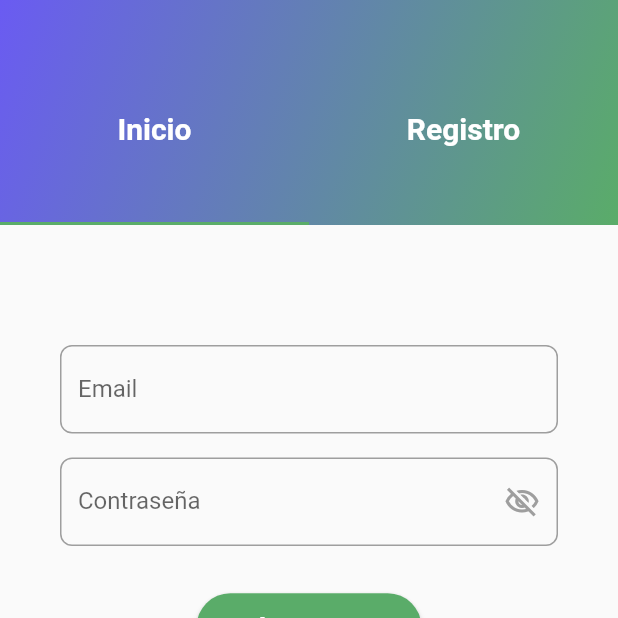
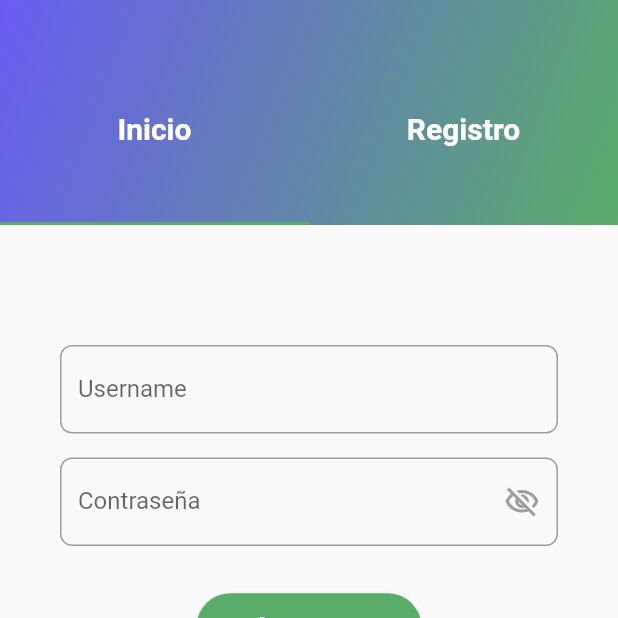
Before and after one commit to SantiagoGaonaC/RecipeDiary, a Flutter app: the screen it shows after launch, on a phone screen of 412 x 824 dp, the top half of it. Run offline on Flutter 3.47's test engine with Material 2 defaults, Android fonts, the phone set to English and light mode, and no system bars; our stand-ins replace shared_preferences.

Commit message:
Implementacion usernames, limite de caracteres, y logout

```diff
--- a/frontend/lib/main.dart
+++ b/frontend/lib/main.dart
@@ -6,6 +6,21 @@ import 'shared_preferences.dart';
 void main() => runApp(MyApp());
 
 void _logout(BuildContext context) async {
+  String? token = await MySharedPreferences.getToken();
+  print(token);
+  final url = Uri.parse('http://recipediary.bucaramanga.upb.edu.co/api/logout');
+  final headers = {'Authorization': 'Bearer ${token}'};
+  print(headers);
+
+  final response = await http.post(
+    url,
+    headers: headers,
+  );
+
+  if (response.statusCode == 200) {
+    // Si el servidor retornó 200 OK
+    // Navigate to the login page
+    print('Successfully logged out');
     await MySharedPreferences.clearToken();
     Navigator.pushReplacement(
       context,
@@ -13,6 +28,11 @@ void _logout(BuildContext context) async {
         builder: (context) => MyHomePage(title: 'Recipe Diary'),
       ),
     );
+  } else {
+    // De lo contrario, throw exception
+    // Mostrar snackbar con mensaje de error
+    print("Error en cerrar la sesión");
+  }
 }
 
 class MyApp extends StatelessWidget {
@@ -48,9 +68,9 @@ class _MyHomePageState extends State<MyHomePage>
 
   bool _passwordVisible = false;
 
-  TextEditingController _emailLoginController = TextEditingController();
+  TextEditingController _usernameLoginController = TextEditingController();
   TextEditingController _passwordLoginController = TextEditingController();
-  TextEditingController _emailSignupController = TextEditingController();
+  TextEditingController _usernameSignupController = TextEditingController();
   TextEditingController _passwordSignupController = TextEditingController();
   TextEditingController _nameSignupController = TextEditingController();
   TextEditingController _lastNameSignupController = TextEditingController();
@@ -70,17 +90,17 @@ class _MyHomePageState extends State<MyHomePage>
   void _login() async {
     if (_loginFormKey.currentState!.validate()) {
       // Si ambos campos se han llenado, hacer el login
-      print('Email: ${_emailLoginController.text}');
+      print('Username: ${_usernameLoginController.text}');
       print('Contraseña: ${_passwordLoginController.text}');
 
-      final email = _emailLoginController.text;
+      final username = _usernameLoginController.text;
       final password = _passwordLoginController.text;
 
       final url =
           Uri.parse('http://recipediary.bucaramanga.upb.edu.co/api/login');
       final headers = {'Content-Type': 'application/json'};
       final body = json.encode({
-        'username': email,
+        'username': username,
         'password': password,
       });
 
@@ -94,6 +114,8 @@ class _MyHomePageState extends State<MyHomePage>
         // Si el servidor retornó 200 OK
         final jsonResponse = jsonDecode(response.body);
         MySharedPreferences.saveToken(jsonResponse["token"]);
+        String? tk = await MySharedPreferences.getToken();
+        print('token ${tk}');
         setState(() {
           if (MySharedPreferences.getToken() != "") {
             // Navigate to the homepage
@@ -124,19 +146,19 @@ class _MyHomePageState extends State<MyHomePage>
       // Realizar el registro
       print('Name: ${_nameSignupController.text}');
       print('Last Name: ${_lastNameSignupController.text}');
-      print('Email: ${_emailSignupController.text}');
+      print('Username: ${_usernameSignupController.text}');
       print('Contraseña: ${_passwordSignupController.text}');
 
       final name = _nameSignupController.text;
       final lastName = _lastNameSignupController.text;
-      final email = _emailSignupController.text;
+      final username = _usernameSignupController.text;
       final password = _passwordSignupController.text;
 
       final url =
           Uri.parse('http://recipediary.bucaramanga.upb.edu.co/api/register');
       final headers = {'Content-Type': 'application/json'};
       final body = json.encode({
-        'username': email,
+        'username': username,
         'password': password,
         'name': name,
         'lastName': lastName,
@@ -154,7 +176,7 @@ class _MyHomePageState extends State<MyHomePage>
           //Vaciar los campos de registro
           _nameSignupController.text = "";
           _lastNameSignupController.text = "";
-          _emailSignupController.text = "";
+          _usernameSignupController.text = "";
           _passwordSignupController.text = "";
           //Mostrar un mensaje de registro exitoso
           ScaffoldMessenger.of(context).showSnackBar(
@@ -253,10 +275,10 @@ class _MyHomePageState extends State<MyHomePage>
               padding: EdgeInsets.symmetric(vertical: 80.0, horizontal: 40.0),
               children: [
                 TextFormField(
-                  controller: _emailLoginController,
+                  controller: _usernameLoginController,
                   decoration: InputDecoration(
-                    labelText: 'Email',
-                    hintText: 'Ingrese su correo...',
+                    labelText: 'Username',
+                    hintText: 'Ingrese su usuario...',
                     enabledBorder: OutlineInputBorder(
                       borderSide: BorderSide(
                         color: Colors.grey,
@@ -272,13 +294,9 @@ class _MyHomePageState extends State<MyHomePage>
                       borderRadius: BorderRadius.circular(8),
                     ),
                   ),
-                  keyboardType: TextInputType.emailAddress,
                   validator: (value) {
                     if (value!.isEmpty) {
-                      return 'Por favor digite su email';
-                    }
-                    if (!value.contains('@')) {
-                      return 'Por favor digite un email válido';
+                      return 'Por favor digite su usuario';
                     }
                     return null;
                   },
@@ -413,10 +431,11 @@ class _MyHomePageState extends State<MyHomePage>
                 ),
                 SizedBox(height: 16.0),
                 TextFormField(
-                  controller: _emailSignupController,
+                  controller: _usernameSignupController,
                   decoration: InputDecoration(
-                    labelText: 'Email',
-                    hintText: 'Ingrese su correo...',
+                    labelText: 'Usuario',
+                    hintText: 'Ingrese su usuario...',
+                    counterText: "",
                     enabledBorder: OutlineInputBorder(
                       borderSide: BorderSide(
                         color: Colors.grey,
@@ -432,13 +451,10 @@ class _MyHomePageState extends State<MyHomePage>
                       borderRadius: BorderRadius.circular(8),
                     ),
                   ),
-                  keyboardType: TextInputType.emailAddress,
+                  maxLength: 15,
                   validator: (value) {
                     if (value!.isEmpty) {
-                      return 'Por favor digite su email';
-                    }
-                    if (!value.contains('@')) {
-                      return 'Por favor digite un email válido';
+                      return 'Por favor digite su usuario';
                     }
                     return null;
                   },
```
Also changed, not shown: 7 other files. Lines whose indentation alone changed are shown as unchanged.
